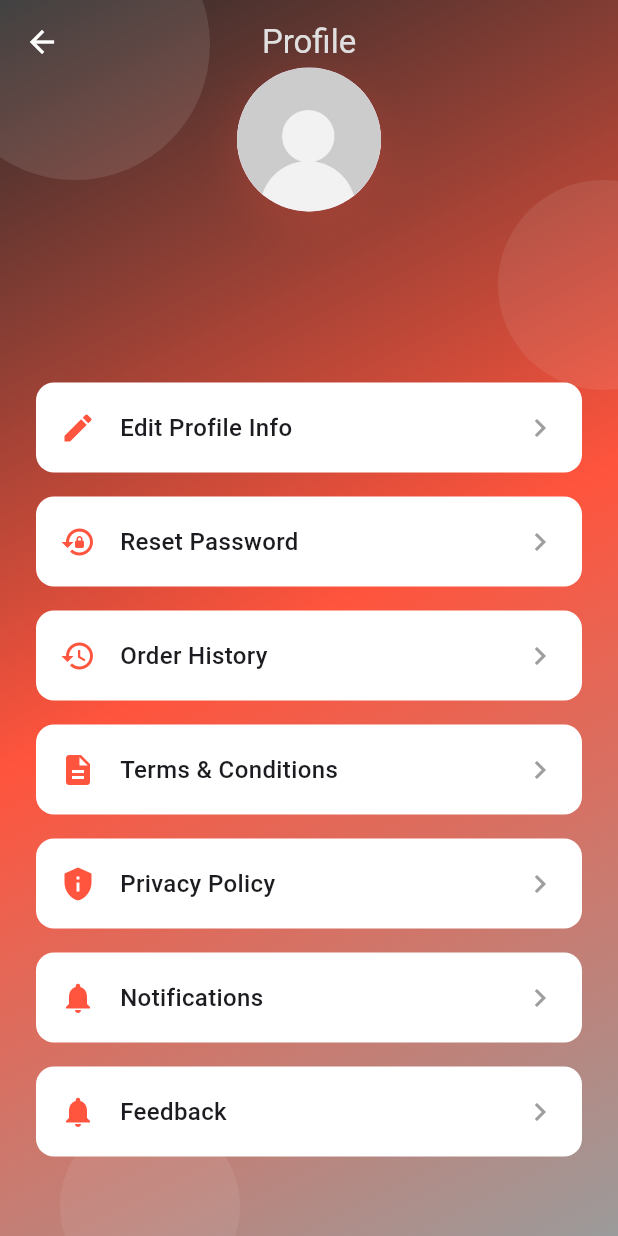
After one commit to SheikhSarim/Laptop-Harbour, a Flutter app: the DrawerProfileScreen screen opened directly, on a phone screen of 412 x 824 dp. The commit adds this screen. Run offline on Flutter 3.47's test engine with Material 3 defaults, Android fonts, the phone set to English and light mode, and no system bars; our stand-ins replace carousel_slider, cloud_firestore, firebase_auth, firebase_core, flutter_keyboard_visibility, get and 5 more; missing offline and left inert: mailer; accounts and stored records are empty.

Commit message:
Profile Screen issue solved

```diff
--- /dev/null
+++ b/lib/screens/user_panel/profile/drawer_profile.dart
@@ -0,0 +1,259 @@
+import 'package:flutter/material.dart';
+import 'package:firebase_auth/firebase_auth.dart';
+import 'package:cloud_firestore/cloud_firestore.dart';
+import 'package:get/get.dart';
+import 'package:laptops_harbour/utils/constants/app_constants.dart';
+
+class DrawerProfileScreen extends StatelessWidget {
+  const DrawerProfileScreen({super.key});
+
+  @override
+  Widget build(BuildContext context) {
+    final user = FirebaseAuth.instance.currentUser;
+    final String email = user?.email ?? 'No Email';
+
+    return FutureBuilder<DocumentSnapshot<Map<String, dynamic>>>(
+      future:
+          user != null
+              ? FirebaseFirestore.instance
+                  .collection('users')
+                  .doc(user.uid)
+                  .get()
+              : Future.value(
+                FirebaseFirestore.instance
+                    .collection('users')
+                    .doc('dummy')
+                    .get(),
+              ),
+      builder: (context, snapshot) {
+        String name = 'No Name';
+        if (snapshot.hasData &&
+            snapshot.data != null &&
+            snapshot.data!.data() != null) {
+          name = snapshot.data!.data()!['username'] ?? 'No Name';
+        }
+        return Scaffold(
+          extendBodyBehindAppBar: true,
+          appBar: AppBar(
+            leading: IconButton(
+              icon: Icon(
+                Icons.arrow_back,
+                color: AppConstants.surfaceColor,
+              ),
+              onPressed: () {
+                Get.back();
+              },
+            ),
+            automaticallyImplyLeading: true,
+            centerTitle: true,
+            title: const Text(
+              'Profile',
+              style: TextStyle(color: AppConstants.invertTextColor),
+            ),
+            backgroundColor: Colors.transparent,
+            // elevation: 1,
+          ),
+          body: Stack(
+            children: [
+              // Decorative background
+              Container(
+                decoration: const BoxDecoration(
+                  gradient: LinearGradient(
+                    begin: Alignment.topLeft,
+                    end: Alignment.bottomRight,
+                    colors: [
+                      AppConstants.profilescreenBackground,
+                      AppConstants.primaryColor,
+                      AppConstants.accentGrey,
+                    ],
+                  ),
+                ),
+              ),
+              // Decorative circles/ellipses
+              Positioned(
+                top: -60,
+                left: -40,
+                child: Container(
+                  width: 180,
+                  height: 180,
+                  decoration: BoxDecoration(
+                    shape: BoxShape.circle,
+                    color: Colors.white.withOpacity(0.10),
+                  ),
+                ),
+              ),
+              Positioned(
+                top: 120,
+                right: -60,
+                child: Container(
+                  width: 140,
+                  height: 140,
+                  decoration: BoxDecoration(
+                    shape: BoxShape.circle,
+                    color: Colors.white.withOpacity(0.08),
+                  ),
+                ),
+              ),
+              Positioned(
+                bottom: -40,
+                left: 40,
+                child: Container(
+                  width: 120,
+                  height: 120,
+                  decoration: BoxDecoration(
+                    shape: BoxShape.circle,
+                    color: Colors.white.withOpacity(0.07),
+                  ),
+                ),
+              ),
+              // Main content
+              Center(
+                child: SingleChildScrollView(
+                  child: Column(
+                    mainAxisAlignment: MainAxisAlignment.center,
+                    children: [
+                      // Profile avatar with subtle shadow
+                      Container(
+                        decoration: BoxDecoration(
+                          shape: BoxShape.circle,
+                          boxShadow: [
+                            BoxShadow(
+                              color: AppConstants.primaryColor.withOpacity(
+                                0.18,
+                              ),
+                              blurRadius: 24,
+                              offset: const Offset(0, 8),
+                            ),
+                          ],
+                        ),
+                        child: CircleAvatar(
+                          radius: 48,
+                          backgroundImage: AssetImage(
+                            'assets/images/profileDefaultImg.jpg',
+                          ),
+                        ),
+                      ),
+                      const SizedBox(height: 16),
+                      Text(
+                        name,
+                        style: const TextStyle(
+                          fontSize: 22,
+                          fontWeight: FontWeight.bold,
+                          color: Colors.white,
+                        ),
+                      ),
+                      const SizedBox(height: 4),
+                      Text(
+                        email,
+                        style: const TextStyle(
+                          fontSize: 16,
+                          color: Colors.white70,
+                        ),
+                      ),
+                      const SizedBox(height: 32),
+                      _ProfileOption(
+                        icon: Icons.edit,
+                        label: 'Edit Profile Info',
+                        onTap: () {
+                          Get.toNamed('/edit-profile');
+                        },
+                      ),
+                      _ProfileOption(
+                        icon: Icons.lock_reset,
+                        label: 'Reset Password',
+                        onTap: () {
+                          Get.toNamed('/reset-password');
+                        },
+                      ),
+                      _ProfileOption(
+                        icon: Icons.history,
+                        label: 'Order History',
+                        onTap: () {
+                          Get.toNamed('/order-history');
+                        },
+                      ),
+                      _ProfileOption(
+                        icon: Icons.description,
+                        label: 'Terms & Conditions',
+                        onTap: () {
+                          Get.toNamed('/terms-and-conditions');
+                        },
+                      ),
+                      _ProfileOption(
+                        icon: Icons.privacy_tip,
+                        label: 'Privacy Policy',
+                        onTap: () {
+                          Get.toNamed('/privacy-policy');
+                        },
+                      ),
+                      _ProfileOption(
+                        icon: Icons.notifications,
+                        label: 'Notifications',
+                        onTap: () {
+                          Get.toNamed('/notifications');
+                        },
+                      ),
+                      _ProfileOption(
+                        icon: Icons.notifications,
+                        label: 'Feedback',
+                        onTap: () {
+                          Get.toNamed('/feedback');
+                        },
+                      ),
+                    ],
+                  ),
+                ),
+              ),
+            ],
+          ),
+        );
+      },
+    );
+  }
+}
+
+class _ProfileOption extends StatelessWidget {
+  final IconData icon;
+  final String label;
+  final VoidCallback onTap;
+  const _ProfileOption({
+    required this.icon,
+    required this.label,
+    required this.onTap,
+  });
+
+  @override
+  Widget build(BuildContext context) {
+    return Container(
+      margin: const EdgeInsets.symmetric(vertical: 8, horizontal: 24),
+      padding: const EdgeInsets.symmetric(horizontal: 16, vertical: 18),
+      decoration: BoxDecoration(
+        color: AppConstants.surfaceColor,
+        borderRadius: BorderRadius.circular(12),
+      ),
+      child: InkWell(
+        borderRadius: BorderRadius.circular(12),
+        onTap: onTap,
+        child: Row(
+          mainAxisAlignment: MainAxisAlignment.spaceBetween,
+          children: [
+            Row(
+              children: [
+                Icon(icon, color: AppConstants.primaryColor),
+                const SizedBox(width: 16),
+                Text(
+                  label,
+                  style: const TextStyle(
+                    fontSize: 16,
+                    fontWeight: FontWeight.w500,
+                  ),
+                ),
+              ],
+            ),
+            const Icon(Icons.chevron_right, color: Colors.grey),
+          ],
+        ),
+      ),
+    );
+  }
+}
--- a/lib/widgets/drawer.dart
+++ b/lib/widgets/drawer.dart
@@ -66,8 +66,7 @@ class DrawerWidget extends StatelessWidget {
             _buildDrawerItem(
               icon: Icons.person,
               label: 'Profile',
-              onTap: () {}
-              // onTap: () => Get.offAll(() => Profile()),
+              onTap: () => Get.toNamed('/profileDrawer'),
             ),
             _buildDrawerItem(
               icon: Icons.history,
```
